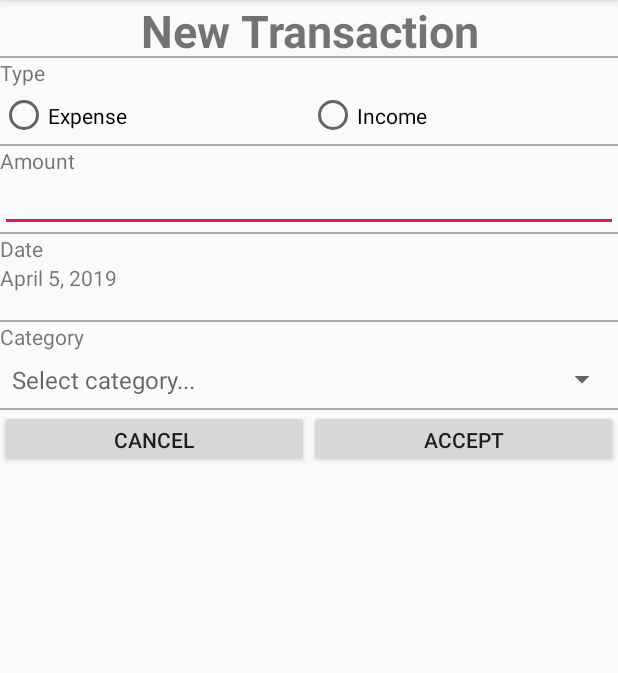
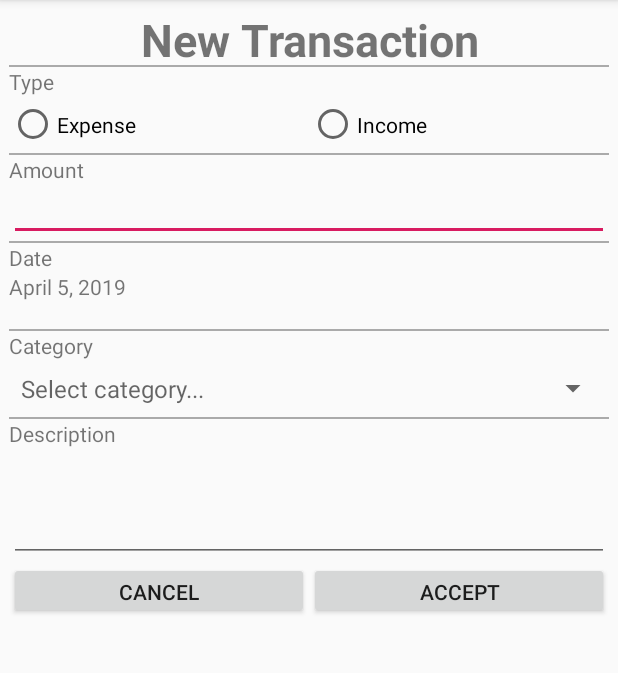
Before and after one commit to bedefrunner/COMP3330-project, an Android app: the screen it shows after launch (NewTransaction), on a phone screen of 412 x 824 dp, the part 84-757 px from its top. Run offline under Robolectric (Android 15) with nearby library versions, the phone set to English and light mode, and no system bars.

Commit message:
Description editText added

```diff
--- a/app/src/main/res/layout/new_transaction.xml
+++ b/app/src/main/res/layout/new_transaction.xml
@@ -6,7 +6,8 @@
     <LinearLayout
             android:orientation="vertical"
             android:layout_width="match_parent"
-            android:layout_height="match_parent">
+            android:layout_height="match_parent" android:layout_marginTop="6dp" android:layout_marginStart="6dp"
+            android:layout_marginEnd="6dp" android:layout_marginBottom="6dp">
         <LinearLayout
                 android:orientation="horizontal"
                 android:layout_width="match_parent"
@@ -71,7 +72,7 @@
                     android:ems="10"
                     android:id="@+id/editText" android:layout_weight="2" android:textAlignment="viewStart"
                     android:textSize="14sp"/>
-        <!-- </android.support.design.widget.TextInputLayout> -->
+            <!-- </android.support.design.widget.TextInputLayout> -->
         </LinearLayout>
 
 
@@ -82,7 +83,7 @@
         <TextView
                 android:text="Date"
                 android:layout_width="match_parent"
-                android:layout_height="wrap_content" android:id="@+id/textView6" />
+                android:layout_height="wrap_content" android:id="@+id/textView6"/>
         <LinearLayout
                 android:orientation="horizontal"
                 android:layout_width="match_parent"
@@ -114,6 +115,27 @@
                 android:layout_width="match_parent"
                 android:layout_height="1dp"
                 android:background="@android:color/darker_gray"/>
+        <TextView
+                android:text="Description"
+                android:layout_width="match_parent"
+                android:layout_height="wrap_content" android:id="@+id/textView8"/>
+
+        <LinearLayout
+                android:orientation="horizontal"
+                android:layout_width="match_parent"
+                android:layout_height="76dp">
+            <EditText
+                    android:layout_width="0dp"
+                    android:layout_height="match_parent"
+                    android:singleLine="false"
+                    android:inputType="textCapSentences|textMultiLine"
+                    android:maxLength="150"
+                    android:scrollHorizontally="false"
+                    android:isScrollContainer="true"
+                    android:maxLines="4"
+                    android:ems="10"
+                    android:id="@+id/editText4" android:layout_weight="1" android:textSize="14sp"/>
+        </LinearLayout>
         <LinearLayout
                 android:orientation="horizontal"
                 android:layout_width="match_parent"
--- /dev/null
+++ b/app/src/main/res/layout/transaction_view.xml
@@ -0,0 +1,12 @@
+<?xml version="1.0" encoding="utf-8"?>
+<androidx.cardview.widget.CardView xmlns:android="http://schemas.android.com/apk/res/android"
+                                   android:orientation="vertical"
+                                   android:layout_width="match_parent"
+                                   android:layout_height="match_parent" android:layout_margin="6dp">
+
+    <RelativeLayout
+            android:layout_width="match_parent"
+            android:layout_height="match_parent">
+
+    </RelativeLayout>
+</androidx.cardview.widget.CardView>
```
